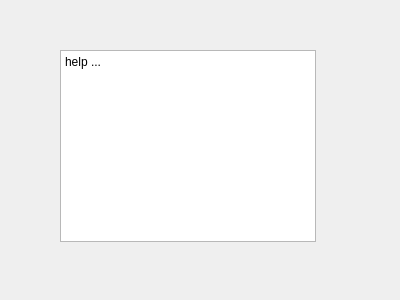
Qt form Source/SpialeMaskGUI/Core/Pages/Help.ui (wjshan0808/SpialeMask) before a commit.
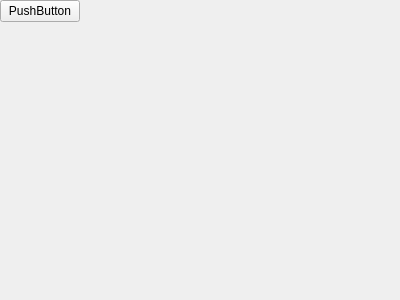
The same form after that commit.

What changed in the file:
```diff
--- a/Source/SpialeMaskGUI/Core/Pages/Help.ui
+++ b/Source/SpialeMaskGUI/Core/Pages/Help.ui
@@ -13,23 +13,70 @@
   <property name="windowTitle">
    <string>Form</string>
   </property>
-  <widget class="QTextBrowser" name="textBrowser">
-   <property name="geometry">
-    <rect>
-     <x>60</x>
-     <y>50</y>
-     <width>256</width>
-     <height>192</height>
-    </rect>
+  <layout class="QHBoxLayout" name="horizontalLayout">
+   <property name="spacing">
+    <number>0</number>
    </property>
-   <property name="html">
-    <string>&lt;!DOCTYPE HTML PUBLIC &quot;-//W3C//DTD HTML 4.0//EN&quot; &quot;http://www.w3.org/TR/REC-html40/strict.dtd&quot;&gt;
-&lt;html&gt;&lt;head&gt;&lt;meta name=&quot;qrichtext&quot; content=&quot;1&quot; /&gt;&lt;style type=&quot;text/css&quot;&gt;
-p, li { white-space: pre-wrap; }
-&lt;/style&gt;&lt;/head&gt;&lt;body style=&quot; font-family:'SimSun'; font-size:9pt; font-weight:400; font-style:normal;&quot;&gt;
-&lt;p style=&quot; margin-top:0px; margin-bottom:0px; margin-left:0px; margin-right:0px; -qt-block-indent:0; text-indent:0px;&quot;&gt;help ...&lt;/p&gt;&lt;/body&gt;&lt;/html&gt;</string>
+   <property name="leftMargin">
+    <number>0</number>
    </property>
-  </widget>
+   <property name="topMargin">
+    <number>0</number>
+   </property>
+   <property name="rightMargin">
+    <number>0</number>
+   </property>
+   <property name="bottomMargin">
+    <number>0</number>
+   </property>
+   <item>
+    <widget class="QWidget" name="oLeftHelpWidget" native="true">
+     <layout class="QVBoxLayout" name="verticalLayout">
+      <property name="spacing">
+       <number>0</number>
+      </property>
+      <property name="leftMargin">
+       <number>0</number>
+      </property>
+      <property name="topMargin">
+       <number>0</number>
+      </property>
+      <property name="rightMargin">
+       <number>0</number>
+      </property>
+      <property name="bottomMargin">
+       <number>0</number>
+      </property>
+      <item>
+       <widget class="QPushButton" name="btnAbout">
+        <property name="text">
+         <string>PushButton</string>
+        </property>
+       </widget>
+      </item>
+      <item>
+       <spacer name="verticalSpacer">
+        <property name="orientation">
+         <enum>Qt::Vertical</enum>
+        </property>
+        <property name="sizeHint" stdset="0">
+         <size>
+          <width>20</width>
+          <height>40</height>
+         </size>
+        </property>
+       </spacer>
+      </item>
+     </layout>
+    </widget>
+   </item>
+   <item>
+    <widget class="QStackedWidget" name="oRightHelpStackedWidget">
+     <widget class="QWidget" name="page"/>
+     <widget class="QWidget" name="page_2"/>
+    </widget>
+   </item>
+  </layout>
  </widget>
  <resources/>
  <connections/>
```
